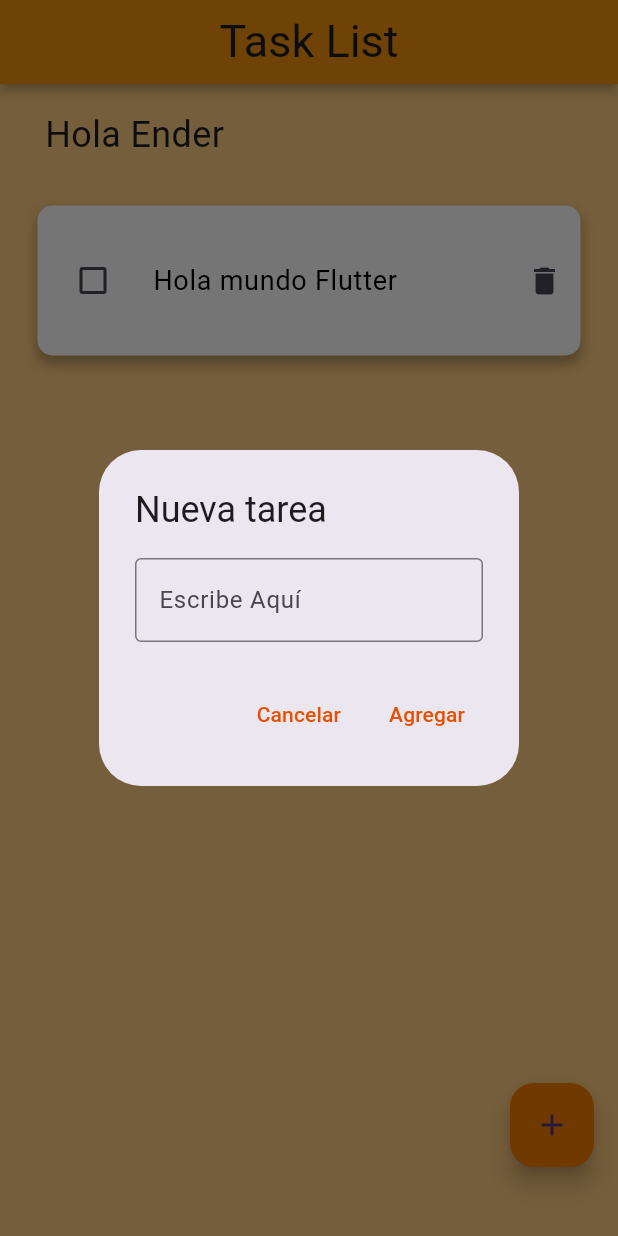
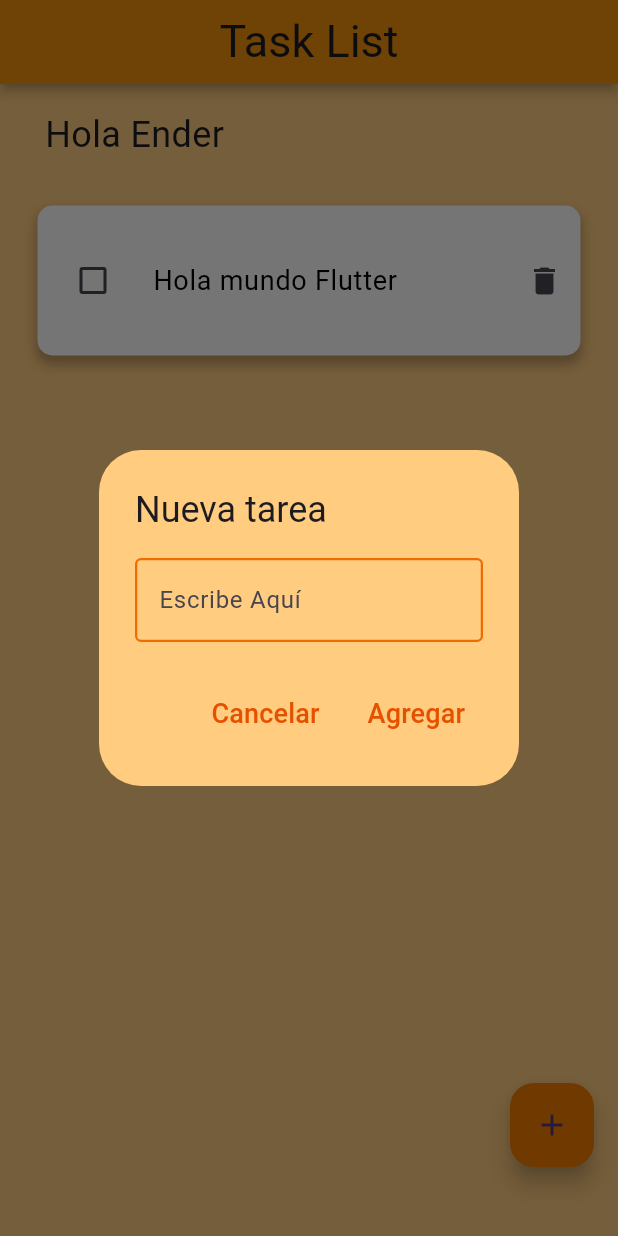
Before and after one commit to efra018/tasklist_app, a Flutter app: the screen it shows after launch, after a tap on the "add" icon, on a phone screen of 412 x 824 dp. Run offline on Flutter 3.47's test engine with Material 3 defaults, Android fonts, the phone set to English and light mode, and no system bars.

```diff
--- a/lib/presentation/screens/home_page.dart
+++ b/lib/presentation/screens/home_page.dart
@@ -1,5 +1,6 @@
 import 'package:flutter/material.dart';
 import 'package:tasklist_app/presentation/constants/custom_colors.dart';
+import 'package:tasklist_app/presentation/widgets/addtask_alertdialog_widget.dart';
 import 'package:tasklist_app/presentation/widgets/task_listview_widget.dart';
 
 void main() => runApp(const HomePage());
@@ -12,6 +13,7 @@ class HomePage extends StatefulWidget {
 }
 
 class _HomePageState extends State<HomePage> {
+  // Funcion _showDialog
   void _showDialog() {
     showDialog(
       context: context,
@@ -19,37 +21,7 @@ class _HomePageState extends State<HomePage> {
         return Builder(
           builder: (context) {
             // Widget AlertDialog
-            return AlertDialog(
-              title: const Text('Nueva tarea'),
-              content: const SizedBox(
-                child: TextField(
-                  decoration: InputDecoration(
-                    border: OutlineInputBorder(),
-                    hintText: 'Escribe Aquí',
-                  ),
-                ),
-              ),
-              actions: <Widget>[
-                TextButton(
-                  child: Text(
-                    'Cancelar',
-                    style: TextStyle(color: Colors.orange[900]),
-                  ),
-                  onPressed: () {
-                    Navigator.of(context).pop();
-                  },
-                ),
-                TextButton(
-                  child: Text(
-                    'Agregar',
-                    style: TextStyle(color: Colors.orange[900]),
-                  ),
-                  onPressed: () {
-                    Navigator.of(context).pop();
-                  },
-                )
-              ],
-            );
+            return const AddTaskAlertDialog();
           },
         );
       },
@@ -65,8 +37,6 @@ class _HomePageState extends State<HomePage> {
         appBar: AppBar(
           shadowColor: Colors.black,
           elevation: 3,
-          // scrolledUnderElevation: 0,
-          // toolbarHeight: 80,
           backgroundColor: AppColors.appBarColor,
           centerTitle: true,
           title: const Text(
```
